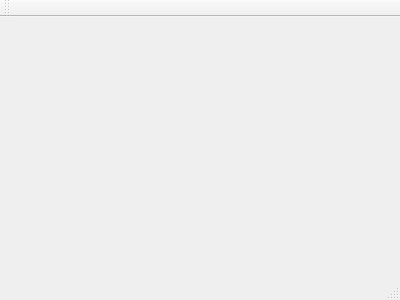
Before: the Qt Designer form mainwindow.ui in Brandon-Davison/Compiler, drawn with Qt 5.
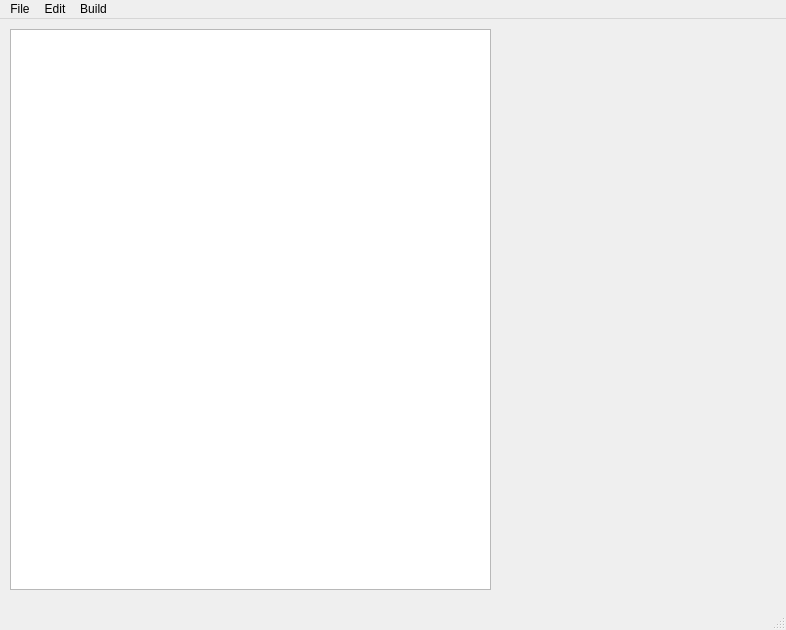
After: the same form once the commit is applied.

Commit message: Resized window and added dark window theme.

The edit to the form file:
```diff
--- a/mainwindow.ui
+++ b/mainwindow.ui
@@ -1,24 +1,60 @@
 <ui version="4.0">
  <class>MainWindow</class>
- <widget class="QMainWindow" name="MainWindow" >
-  <property name="geometry" >
+ <widget class="QMainWindow" name="MainWindow">
+  <property name="geometry">
    <rect>
     <x>0</x>
     <y>0</y>
-    <width>400</width>
-    <height>300</height>
+    <width>786</width>
+    <height>630</height>
    </rect>
   </property>
   <property name="windowTitle" >
    <string>MainWindow</string>
   </property>
-  <widget class="QMenuBar" name="menuBar" />
-  <widget class="QToolBar" name="mainToolBar" />
-  <widget class="QWidget" name="centralWidget" />
-  <widget class="QStatusBar" name="statusBar" />
+  <widget class="QWidget" name="centralWidget">
+   <widget class="QTextEdit" name="textEdit">
+    <property name="geometry">
+     <rect>
+      <x>10</x>
+      <y>10</y>
+      <width>481</width>
+      <height>561</height>
+     </rect>
+    </property>
+   </widget>
+  </widget>
+  <widget class="QMenuBar" name="menuBar">
+   <property name="geometry">
+    <rect>
+     <x>0</x>
+     <y>0</y>
+     <width>786</width>
+     <height>20</height>
+    </rect>
+   </property>
+   <widget class="QMenu" name="menuFile">
+    <property name="title">
+     <string>File</string>
+    </property>
+   </widget>
+   <widget class="QMenu" name="menuEdit">
+    <property name="title">
+     <string>Edit</string>
+    </property>
+   </widget>
+   <widget class="QMenu" name="menuBuild">
+    <property name="title">
+     <string>Build</string>
+    </property>
+   </widget>
+   <addaction name="menuFile"/>
+   <addaction name="menuEdit"/>
+   <addaction name="menuBuild"/>
+  </widget>
+  <widget class="QStatusBar" name="statusBar"/>
  </widget>
- <layoutDefault spacing="6" margin="11" />
- <pixmapfunction></pixmapfunction>
+ <layoutdefault spacing="6" margin="11"/>
  <resources/>
  <connections/>
 </ui>
```
Left out of the diff: 3 changed lines with no effect on the pictures. The commit also changes 2 other files.
